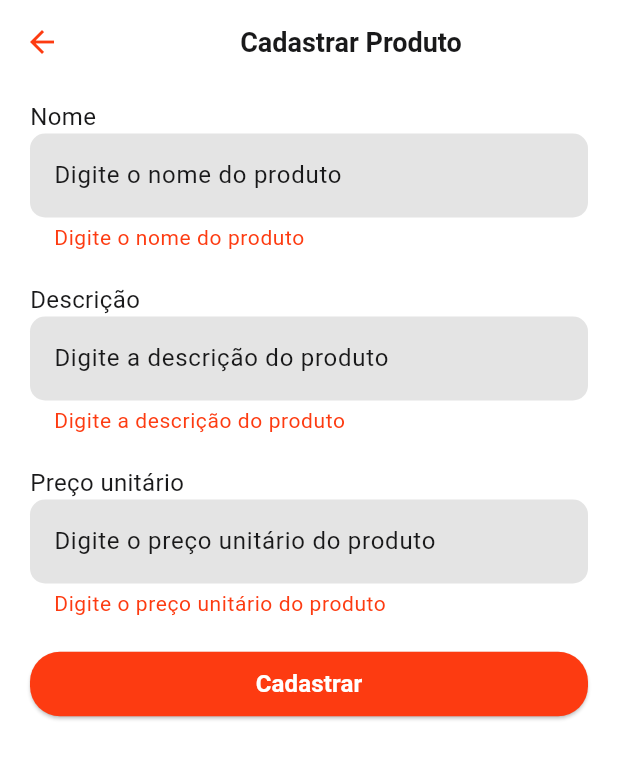
After one commit to MichellRPS/caviar-mobile, a Flutter app: the ProdutoCadastrarView screen opened by its route, after a tap on "Cadastrar", on a phone screen of 412 x 824 dp. The commit adds this screen. Shown: the top 759 px of the screen. Run offline on Flutter 3.47's test engine with Material 2 defaults, Android fonts, the light colour scheme and no system bars.

Commit message:
Interface gráfica para cadastro de produtos

```diff
--- a/client/caviar_mobile/lib/main.dart
+++ b/client/caviar_mobile/lib/main.dart
@@ -2,6 +2,7 @@ import 'package:flutter/material.dart';
 
 import './view/cardapio_view.dart';
 import 'view/funcionario_cadastrar_view.dart';
+import 'view/produto_cadastrar_view.dart';
 
 void main() {
   runApp(const Caviar());
@@ -22,6 +23,7 @@ class Caviar extends StatelessWidget {
       routes: {
         CardapioView.rota: (contexto) => const CardapioView(),
         FuncionarioCadastrarView.rota: (contexto) => const FuncionarioCadastrarView(),
+        ProdutoCadastrarView.rota: (contexto) => const ProdutoCadastrarView(),
       },
     );
   }
--- /dev/null
+++ b/client/caviar_mobile/lib/model/produto_model.dart
@@ -0,0 +1,40 @@
+import 'dart:convert';
+
+import 'package:http/http.dart';
+
+class ProdutoModel {
+  String? id;
+  String? idCategoria;
+  String? nome;
+  String? descricao;
+  String? imagem;
+  String? precoUnitario;
+
+  ProdutoModel({
+    this.id,
+    this.idCategoria,
+    this.nome,
+    this.descricao,
+    this.imagem,
+    this.precoUnitario,
+  });
+
+  Future<Response> salvar() async {
+    try {
+      return await post(
+        Uri.parse('https://menu-caviar.000webhostapp.com/add.php/produtos'),
+        body: {
+          "id_categoria": "1",
+          "nome": nome,
+          "descricao": descricao,
+          "imagem": "imagem",
+          "preco_unitario": precoUnitario,
+        },
+        encoding: Encoding.getByName('utf-8'),
+        headers: {"Content-Type": "application/x-www-form-urlencoded"},
+      );
+    } catch (error) {
+      rethrow;
+    }
+  }
+}
--- a/client/caviar_mobile/lib/view/cardapio_view.dart
+++ b/client/caviar_mobile/lib/view/cardapio_view.dart
@@ -1,6 +1,7 @@
 import 'package:flutter/material.dart';
 
 import './funcionario_cadastrar_view.dart';
+import './produto_cadastrar_view.dart';
 import '../widgets/app_bar_customizada.dart';
 
 class CardapioView extends StatelessWidget {
@@ -13,11 +14,21 @@ class CardapioView extends StatelessWidget {
     return Scaffold(
       appBar: const AppBarCustomizada(textoTitulo: 'Cardápio'),
       backgroundColor: const Color(0xFFFFFFFF),
-      body: ElevatedButton(
-        child: const Text('Funcionário'),
-        onPressed: () {
-          Navigator.pushNamed(context, FuncionarioCadastrarView.rota);
-        },
+      body: Column(
+        children: [
+          ElevatedButton(
+            child: const Text('Funcionário'),
+            onPressed: () {
+              Navigator.pushNamed(context, FuncionarioCadastrarView.rota);
+            },
+          ),
+          ElevatedButton(
+            child: const Text('Produto'),
+            onPressed: () {
+              Navigator.pushNamed(context, ProdutoCadastrarView.rota);
+            },
+          ),
+        ],
       ),
     );
   }
--- /dev/null
+++ b/client/caviar_mobile/lib/view/produto_cadastrar_view.dart
@@ -0,0 +1,131 @@
+import 'package:flutter/material.dart';
+
+import '../model/produto_model.dart';
+import '../widgets/app_bar_customizada.dart';
+import '../widgets/botao_formulario.dart';
+import '../widgets/campo_formulario.dart';
+import '../widgets/carregamento.dart';
+import '../constantes.dart';
+
+class ProdutoCadastrarView extends StatefulWidget {
+  static const String rota = '/cadastrar-produto';
+
+  const ProdutoCadastrarView({super.key});
+
+  @override
+  State<ProdutoCadastrarView> createState() => _ProdutoCadastrarViewState();
+}
+
+class _ProdutoCadastrarViewState extends State<ProdutoCadastrarView> {
+  final GlobalKey<FormState> _chaveFormulario = GlobalKey<FormState>();
+  bool carregando = false;
+  ProdutoModel produto = ProdutoModel();
+
+  @override
+  Widget build(BuildContext context) {
+    return Scaffold(
+      appBar: const AppBarCustomizada(textoTitulo: 'Cadastrar Produto'),
+      backgroundColor: branco,
+      body: carregando
+          ? const Carregamento()
+          : Form(
+              key: _chaveFormulario,
+              child: SingleChildScrollView(
+                child: Column(
+                  children: [
+                    // TODO: imagem do produto
+                    CampoFormulario(
+                      aoSalvar: (valor) {
+                        produto.nome = valor;
+                      },
+                      textoDica: 'Digite o nome do produto',
+                      textoRotulo: 'Nome',
+                      validar: (valor) {
+                        if (valor == null || valor.isEmpty) {
+                          return 'Digite o nome do produto';
+                        }
+
+                        if (valor.length > 100) {
+                          return 'O nome pode conter no máximo 100 caracteres';
+                        }
+
+                        return null;
+                      },
+                    ),
+                    CampoFormulario(
+                      aoSalvar: (valor) {
+                        produto.descricao = valor;
+                      },
+                      textoDica: 'Digite a descrição do produto',
+                      textoRotulo: 'Descrição',
+                      validar: (valor) {
+                        if (valor == null || valor.isEmpty) {
+                          return 'Digite a descrição do produto';
+                        }
+
+                        if (valor.length > 100) {
+                          return 'A descrição pode conter no máximo 100 caracteres';
+                        }
+
+                        return null;
+                      },
+                    ),
+                    CampoFormulario(
+                      aoSalvar: (valor) {
+                        produto.precoUnitario = valor;
+                      },
+                      textoDica: 'Digite o preço unitário do produto',
+                      textoRotulo: 'Preço unitário',
+                      validar: (valor) {
+                        if (valor == null || valor.isEmpty) {
+                          return 'Digite o preço unitário do produto';
+                        }
+
+                        if (valor.length > 100) {
+                          return 'O preço unitário pode conter no máximo 10 dígitos inteiros e 2 decimais';
+                        }
+
+                        return null;
+                      },
+                    ),
+                    // TODO: categoria do produto
+                    BotaoFormulario(
+                      salvar: () async {
+                        if (!_chaveFormulario.currentState!.validate()) {
+                          return;
+                        }
+
+                        setState(() {
+                          carregando = true;
+                        });
+
+                        try {
+                          _chaveFormulario.currentState!.save();
+
+                          var resposta = await produto.salvar();
+
+                          if (resposta.statusCode == 200) {
+                            // ignore: use_build_context_synchronously
+                            exibirMensagem(
+                              context,
+                              'Sucesso',
+                              'Produto cadastrado com sucesso',
+                            );
+                          }
+                        } catch (error) {
+                          exibirMensagem(context, 'Erro', mensagemErro);
+                        }
+
+                        setState(() {
+                          carregando = false;
+                        });
+                      },
+                      textoBotao: 'Cadastrar',
+                    ),
+                  ],
+                ),
+              ),
+            ),
+    );
+  }
+}
```
Also changed, not shown: 1 other file.
